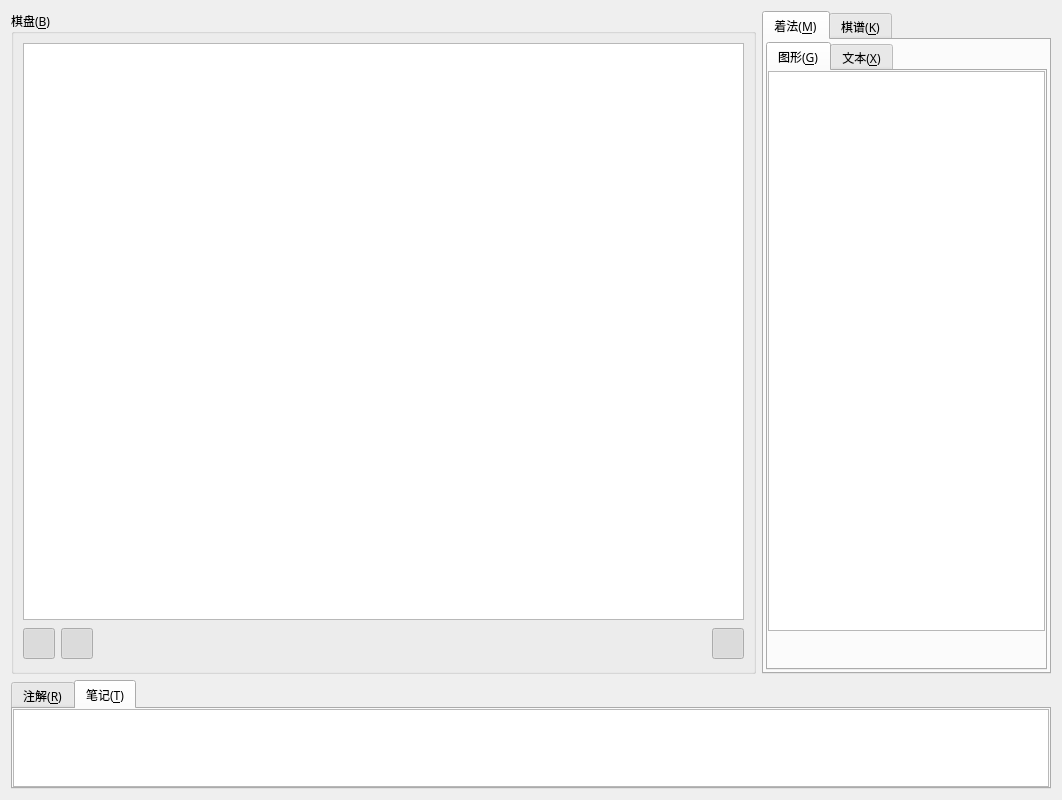
The window that src/chessform.ui (hbsxcjp/cchess_qt) describes before a commit, drawn with Qt 5.
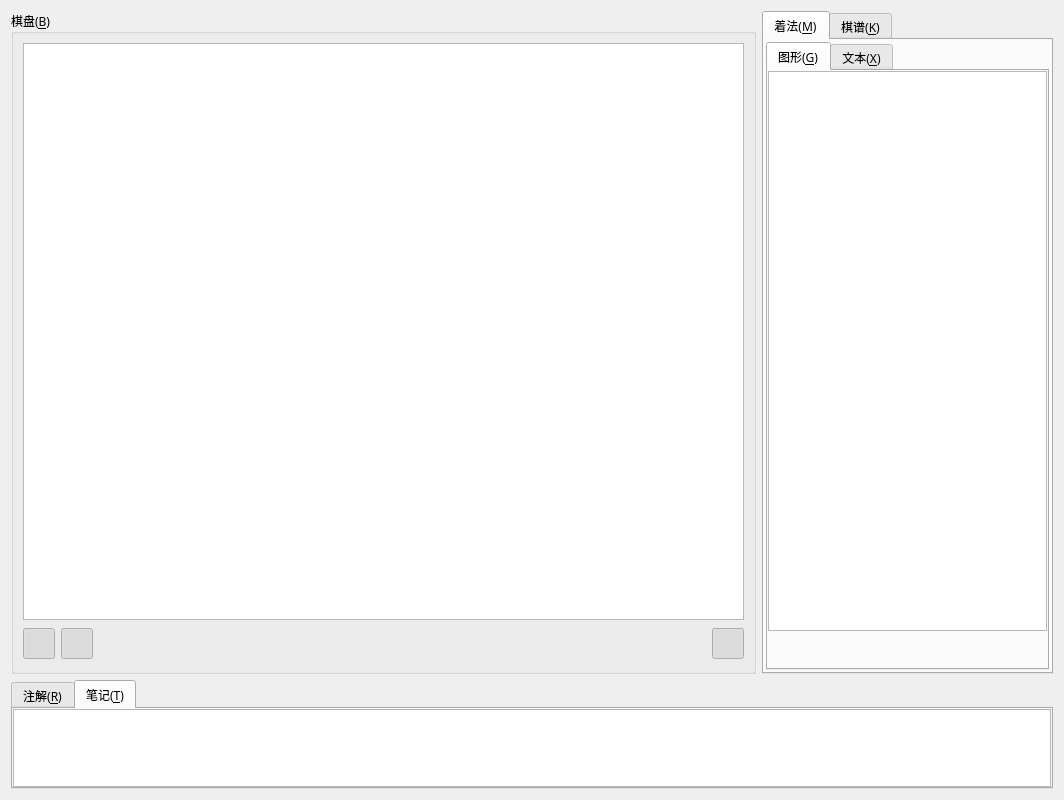
The same window after the commit. The open tabs and pages were chosen to show the change. Icons and pictures are not drawn.

The edit to the form file:
```diff
--- a/src/chessform.ui
+++ b/src/chessform.ui
@@ -6,7 +6,7 @@
    <rect>
     <x>0</x>
     <y>0</y>
-    <width>1062</width>
+    <width>1064</width>
     <height>800</height>
    </rect>
   </property>
@@ -747,7 +747,13 @@
               <number>0</number>
              </property>
              <item>
-              <widget class="QGraphicsView" name="graphyGraphicsView">
+              <widget class="QGraphicsView" name="moveGraphicsView">
+               <property name="font">
+                <font>
+                 <family>新宋体</family>
+                 <pointsize>12</pointsize>
+                </font>
+               </property>
                <property name="toolTip">
                 <string notr="true"/>
                </property>
```
Left out of the diff: 141 changed lines with no effect on the pictures.
